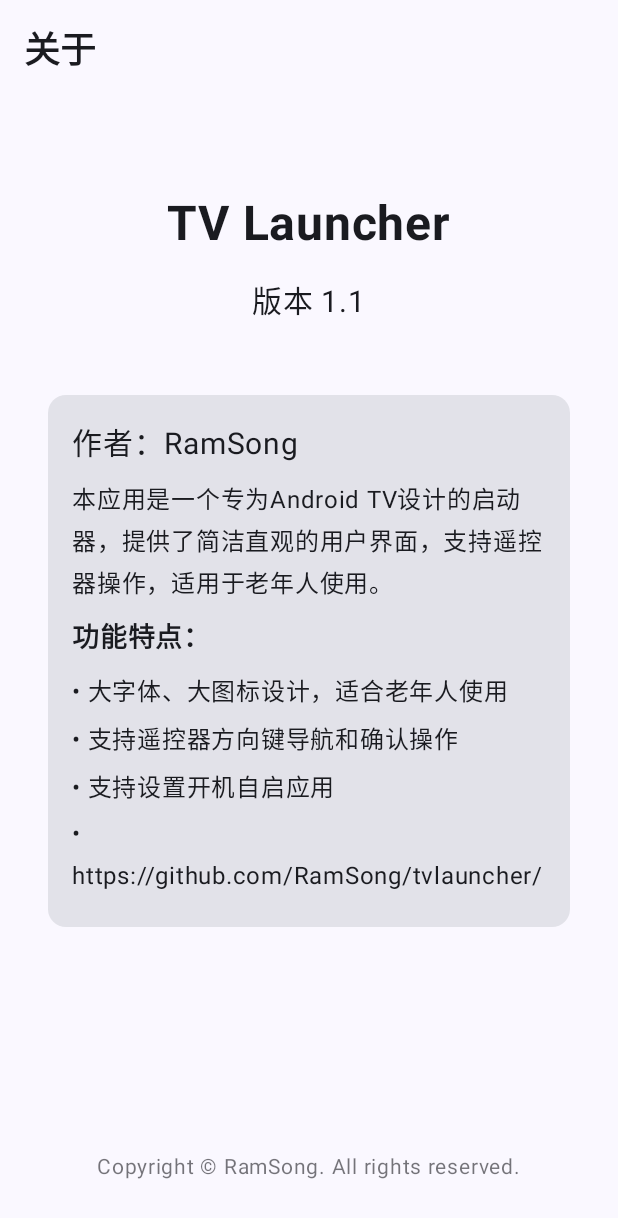
After one commit to RamSong/tvlauncher, an Android app built with Jetpack Compose: the AboutActivity screen opened directly, with no data from a screen before it, on a phone screen of 412 x 824 dp. The commit adds this screen. Shown: the top 1218 px of the screen. Run offline under Robolectric (Android 15) with nearby library versions, the phone set to English and light mode, and no system bars.

Commit message:
设置界面拓展

```diff
--- a/app/build.gradle.kts
+++ b/app/build.gradle.kts
@@ -12,8 +12,8 @@ android {
         applicationId = "com.tvlauncher"
         minSdk = 24
         targetSdk = 36
-        versionCode = 1
-        versionName = "1.0"
+        versionCode = 2
+        versionName = "1.1"
 
         testInstrumentationRunner = "androidx.test.runner.AndroidJUnitRunner"
     }
--- /dev/null
+++ b/app/src/main/java/com/tvlauncher/AboutActivity.kt
@@ -0,0 +1,133 @@
+package com.tvlauncher
+
+import android.os.Bundle
+import androidx.activity.ComponentActivity
+import androidx.activity.compose.setContent
+import androidx.compose.foundation.layout.*
+import androidx.compose.material3.*
+import androidx.compose.runtime.*
+import androidx.compose.ui.Alignment
+import androidx.compose.ui.Modifier
+import androidx.compose.ui.text.font.FontWeight
+import androidx.compose.ui.unit.dp
+import androidx.compose.ui.unit.sp
+import com.tvlauncher.ui.theme.TvlauncherTheme
+
+class AboutActivity : ComponentActivity() {
+    override fun onCreate(savedInstanceState: Bundle?) {
+        super.onCreate(savedInstanceState)
+
+        setContent {
+            TvlauncherTheme {
+                Scaffold(
+                    topBar = {
+                        TopAppBar(
+                            title = {
+                                Text(
+                                    text = "关于",
+                                    fontSize = 24.sp,
+                                    fontWeight = FontWeight.Bold
+                                )
+                            }
+                        )
+                    },
+                    modifier = Modifier.fillMaxSize()
+                ) { innerPadding ->
+                    AboutScreen(
+                        modifier = Modifier.padding(innerPadding)
+                    )
+                }
+            }
+        }
+    }
+}
+
+@Composable
+fun AboutScreen(modifier: Modifier = Modifier) {
+    Column(
+        modifier = modifier
+            .fillMaxSize()
+            .padding(16.dp),
+        horizontalAlignment = Alignment.CenterHorizontally,
+        verticalArrangement = Arrangement.Top
+    ) {
+        Spacer(modifier = Modifier.height(50.dp))
+
+        Text(
+            text = "TV Launcher",
+            fontSize = 32.sp,
+            fontWeight = FontWeight.Bold,
+            modifier = Modifier.padding(bottom = 16.dp)
+        )
+
+        Text(
+            text = "版本 1.1",
+            fontSize = 20.sp,
+            modifier = Modifier.padding(bottom = 32.dp)
+        )
+
+        Card(
+            modifier = Modifier
+                .fillMaxWidth()
+                .padding(16.dp)
+        ) {
+            Column(
+                modifier = Modifier
+                    .fillMaxWidth()
+                    .padding(16.dp)
+            ) {
+                Text(
+                    text = "作者：RamSong",
+                    fontSize = 20.sp,
+                    modifier = Modifier.padding(bottom = 8.dp)
+                )
+
+                Text(
+                    text = "本应用是一个专为Android TV设计的启动器，提供了简洁直观的用户界面，支持遥控器操作，适用于老年人使用。",
+                    fontSize = 16.sp,
+                    modifier = Modifier.padding(bottom = 8.dp)
+                )
+
+                Text(
+                    text = "功能特点：",
+                    fontSize = 18.sp,
+                    fontWeight = FontWeight.Bold,
+                    modifier = Modifier.padding(bottom = 8.dp)
+                )
+
+                Text(
+                    text = "• 大字体、大图标设计，适合老年人使用",
+                    fontSize = 16.sp,
+                    modifier = Modifier.padding(bottom = 4.dp)
+                )
+
+                Text(
+                    text = "• 支持遥控器方向键导航和确认操作",
+                    fontSize = 16.sp,
+                    modifier = Modifier.padding(bottom = 4.dp)
+                )
+
+                Text(
+                    text = "• 支持设置开机自启应用",
+                    fontSize = 16.sp,
+                    modifier = Modifier.padding(bottom = 4.dp)
+                )
+
+                Text(
+                    text = "• https://github.com/RamSong/tvlauncher/",
+                    fontSize = 16.sp,
+                    modifier = Modifier.padding(bottom = 4.dp)
+                )
+            }
+        }
+
+        Spacer(modifier = Modifier.weight(1f))
+
+        Text(
+            text = "Copyright © RamSong. All rights reserved.",
+            fontSize = 14.sp,
+            color = MaterialTheme.colorScheme.onSurface.copy(alpha = 0.6f),
+            modifier = Modifier.padding(16.dp)
+        )
+    }
+}
```
Also changed, not shown: app/src/main/AndroidManifest.xml (+12 -0 lines), app/src/main/java/com/tvlauncher/AppSelectorActivity.kt (added, +162 -0 lines), app/src/main/java/com/tvlauncher/MainActivity.kt (+3 -4 lines), app/src/main/java/com/tvlauncher/SettingsActivity.kt (+74 -144 lines).
